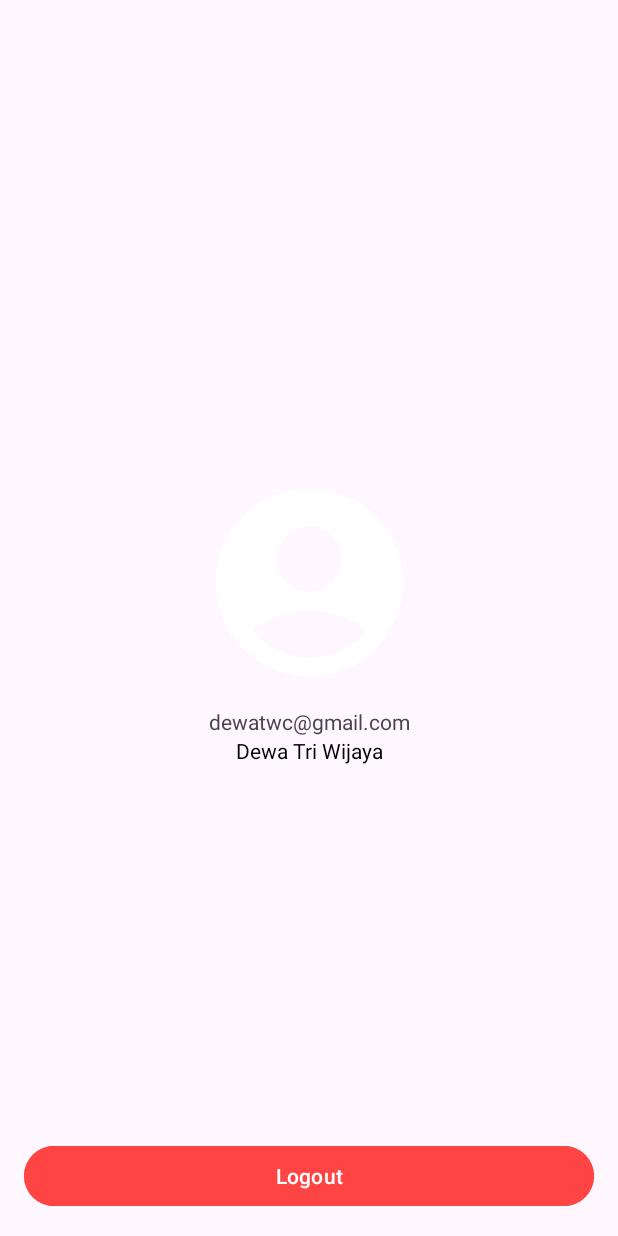
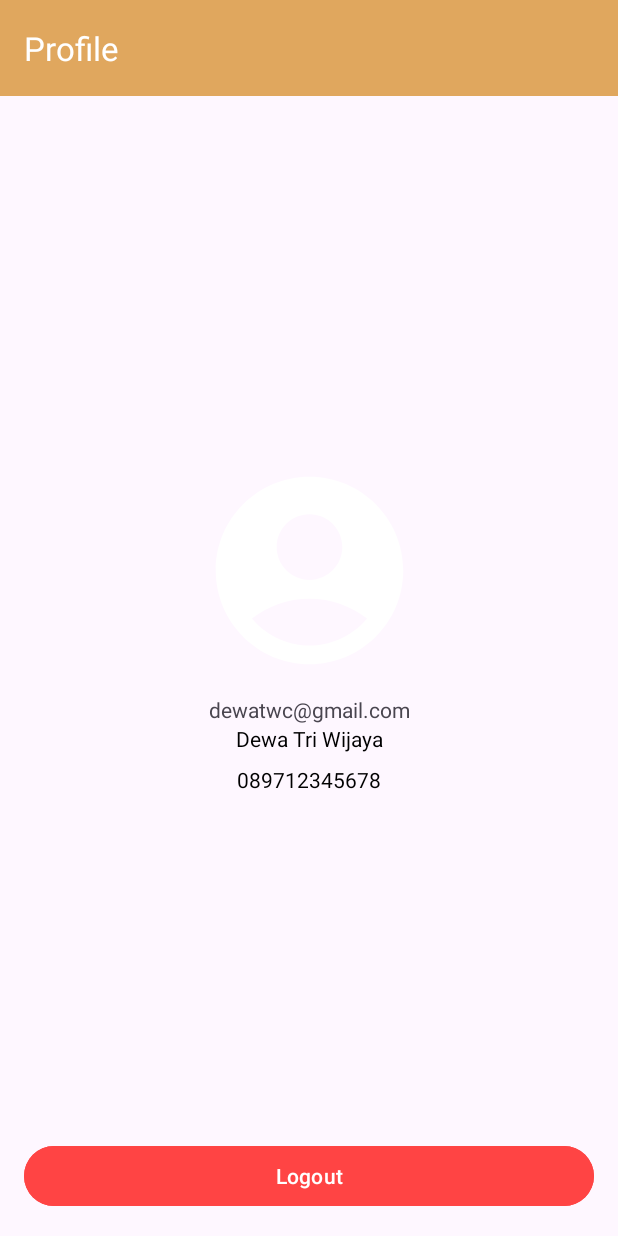
Before and after one commit to DewaTriWijaya/SEA_SALON, an Android app: the layout activity_profile.xml on its own in the app's theme, with its tools: preview values and no code run, on a phone screen of 412 x 824 dp. Run offline under Robolectric (Android 15) with nearby library versions, the phone set to English and light mode, and no system bars.

Commit message:
update DetailReservationActivity & ProfileActivity

```diff
--- a/app/src/main/res/layout/activity_detail_reservation.xml
+++ b/app/src/main/res/layout/activity_detail_reservation.xml
@@ -9,7 +9,7 @@
     tools:context=".ui.reservation.detail.DetailReservationActivity">
 
     <TextView
-        android:id="@+id/title_haircut"
+        android:id="@+id/title_"
         android:layout_width="match_parent"
         android:layout_height="wrap_content"
         android:text="@string/haircut"
@@ -26,7 +26,7 @@
         android:layout_marginTop="16dp"
         app:layout_constraintEnd_toEndOf="parent"
         app:layout_constraintStart_toStartOf="parent"
-        app:layout_constraintTop_toBottomOf="@+id/title_haircut"
+        app:layout_constraintTop_toBottomOf="@+id/title_"
         tools:itemCount="1"
         tools:listitem="@layout/item_card_reference" />
 
--- a/app/src/main/res/layout/activity_profile.xml
+++ b/app/src/main/res/layout/activity_profile.xml
@@ -4,10 +4,20 @@
     xmlns:tools="http://schemas.android.com/tools"
     android:layout_width="match_parent"
     android:layout_height="match_parent"
-    android:padding="16dp"
     tools:context=".ui.profile.ProfileActivity">
 
-    <ImageView
+    <androidx.appcompat.widget.Toolbar
+        android:id="@+id/toolbar"
+        android:layout_width="match_parent"
+        android:layout_height="?attr/actionBarSize"
+        app:layout_constraintEnd_toEndOf="parent"
+        app:layout_constraintStart_toStartOf="parent"
+        app:layout_constraintTop_toTopOf="parent"
+        app:titleTextColor="@color/white"
+        app:title="Profile"
+        android:background="@color/yellow_dark" />
+
+    <de.hdodenhof.circleimageview.CircleImageView
         android:id="@+id/imgProfile"
         android:layout_width="150dp"
         android:layout_height="150dp"
@@ -38,12 +48,24 @@
         app:layout_constraintStart_toStartOf="parent"
         app:layout_constraintTop_toBottomOf="@+id/tvEmail" />
 
+    <TextView
+        android:id="@+id/tvPhone"
+        android:layout_width="wrap_content"
+        android:layout_height="wrap_content"
+        android:text="089712345678"
+        android:layout_marginTop="8dp"
+        android:textColor="@color/black"
+        app:layout_constraintEnd_toEndOf="parent"
+        app:layout_constraintStart_toStartOf="parent"
+        app:layout_constraintTop_toBottomOf="@+id/tvName" />
+
     <Button
         android:id="@+id/btnLogout"
         android:layout_width="match_parent"
         android:layout_height="wrap_content"
         android:backgroundTint="@android:color/holo_red_light"
         android:text="Logout"
+        android:layout_margin="16dp"
         app:layout_constraintBottom_toBottomOf="parent"
         app:layout_constraintEnd_toEndOf="parent"
         app:layout_constraintStart_toStartOf="parent" />
```
Also changed, not shown: app/src/main/java/com/dewa/sea/ui/home/AdapterServices.kt (+39 -8 lines), app/src/main/java/com/dewa/sea/ui/profile/ProfileActivity.kt (+4 -3 lines), app/src/main/java/com/dewa/sea/ui/reservation/detail/AdapterTime.kt (+26 -3 lines), app/src/main/java/com/dewa/sea/ui/reservation/detail/DetailReservationActivity.kt (+21 -3 lines), app/src/main/java/com/dewa/sea/utils/SharedPreferences.kt (+9 -0 lines), app/src/main/res/layout/dialog_add_phone.xml (added, +28 -0 lines).
